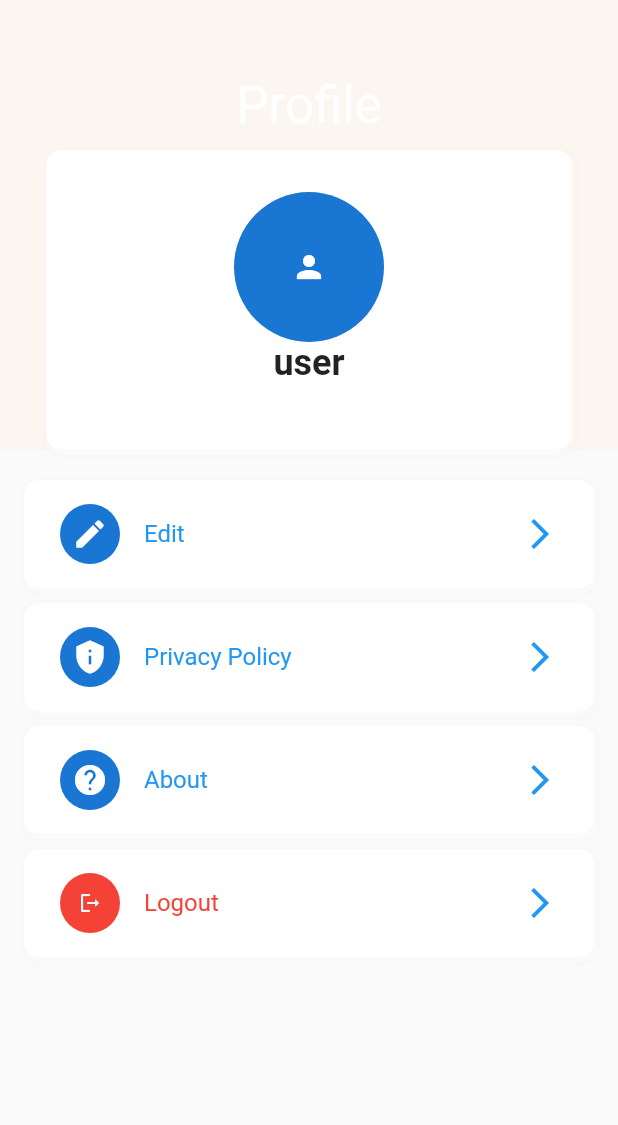
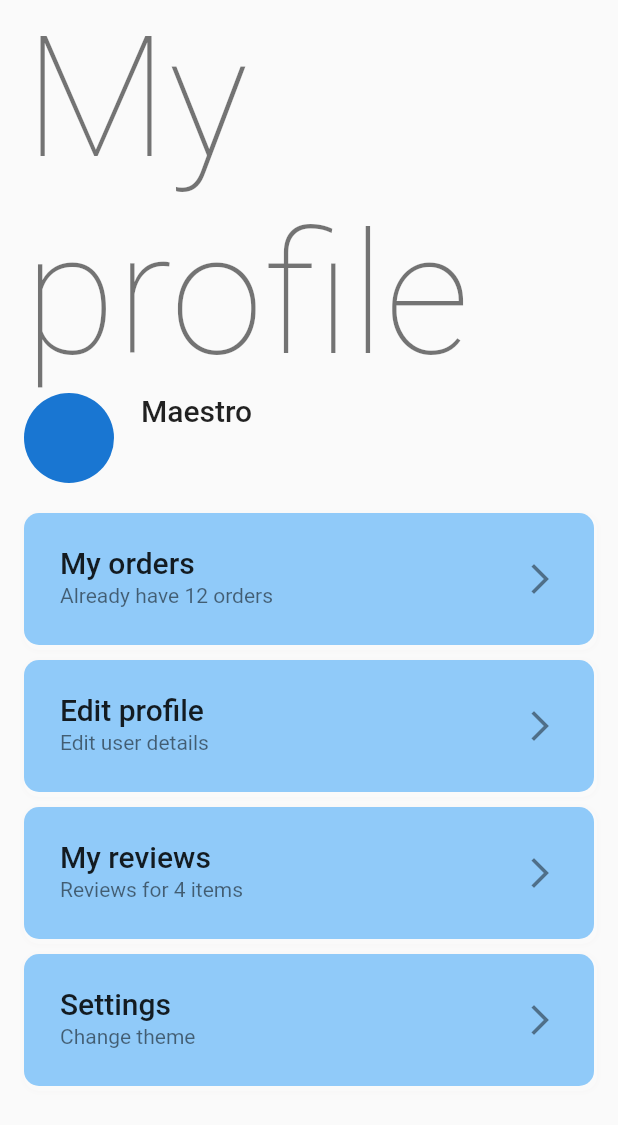
Before and after one commit to mugri-ndeh/food_delivery, a Flutter app: the Profile screen opened directly, on a phone screen of 412 x 824 dp. Shown: the top 1125 px of the screen. Run offline on Flutter 3.47's test engine with Material 2 defaults, Android fonts, the phone set to English and light mode, and no system bars; our stand-ins replace flutter_datetime_picker, google_fonts, google_nav_bar, intl_phone_field, intl_phone_number_input, shared_preferences; missing offline and left inert: emojis; accounts and stored records are empty.

Commit message:
profile changed

```diff
--- a/lib/home/screens/profile.dart
+++ b/lib/home/screens/profile.dart
@@ -1,5 +1,7 @@
-import 'package:delivery_app/util/palette.dart';
+import 'package:delivery_app/home/screens/orders/orders.dart';
+import 'package:delivery_app/util/helper.dart';
 import 'package:flutter/material.dart';
+
 import 'package:provider/provider.dart';
 
 class Profile extends StatefulWidget {
@@ -10,158 +12,85 @@ class Profile extends StatefulWidget {
 }
 
 class _ProfileState extends State<Profile> {
+  // late Authentication auth;
+  // late UserModel userModel;
+
+  @override
+  void initState() {
+    // TODO: implement initState
+    super.initState();
+    // auth = Provider.of<Authentication>(context, listen: false);
+    // userModel = auth.loggedUser!;
+  }
+
   @override
   Widget build(BuildContext context) {
-    Size size = MediaQuery.of(context).size;
     return Scaffold(
-      body: SingleChildScrollView(
+      body: Padding(
+        padding: const EdgeInsets.symmetric(horizontal: 16),
+        child: SingleChildScrollView(
             child: Column(
           children: [
-            Stack(
-              // alignment: Alignment.center,
-              children: [
-                Positioned(
-                    child: Container(
-                  height: 300,
-                  decoration: BoxDecoration(color: Palette.scaffoldBg),
+            _profileHead(),
+            const SizedBox(height: 20),
+            _profileCard(
+                title: 'My orders',
+                subtitle: 'Already have 12 orders',
+                destination: OrdersPage()),
+            const SizedBox(height: 10),
+            _profileCard(title: 'Edit profile', subtitle: 'Edit user details'),
+            const SizedBox(height: 10),
+            _profileCard(title: 'My reviews', subtitle: 'Reviews for 4 items'),
+            const SizedBox(height: 10),
+            _profileCard(title: 'Settings', subtitle: 'Change theme'),
+          ],
         )),
-                Positioned(
-                    child: Container(
-                  height: 250,
-                  decoration: BoxDecoration(
-                      color: Palette.primaryGreen,
-                      borderRadius: const BorderRadius.only(
-                          bottomLeft: Radius.circular(30),
-                          bottomRight: Radius.circular(30))),
-                )),
-                Positioned(
-                  left: size.width * 0.25,
-                  right: size.width * 0.25,
-                  top: 50,
-                  child: SizedBox(
-                    width: size.width * 0.5,
-                    child: const Center(
-                      child: Text(
-                        "Profile",
-                        style: TextStyle(fontSize: 34, color: Colors.white),
-                      ),
-                    ),
-                  ),
-                ),
-                Positioned(
-                    bottom: 0,
-                    left: size.width * 0.075,
-                    right: size.width * 0.075,
-                    child: Container(
-                      height: 200,
-                      width: size.width * 0.85,
-                      decoration: decoration,
-                      child: Column(
-                          mainAxisAlignment: MainAxisAlignment.center,
-                          children: [
-                            CircleAvatar(
-                              radius: 50,
-                              backgroundColor: Palette.primaryGreen,
-                              child: const Icon(Icons.person),
-                            ),
-                            const Text(
-                              'user',
-                              style: TextStyle(
-                                  fontSize: 24, fontWeight: FontWeight.bold),
-                            ),
-                            const Text('')
-                          ]),
-                    )),
-              ],
-            ),
-            const SizedBox(height: 20),
-            Padding(
-                padding: const EdgeInsets.symmetric(
-                  horizontal: 16,
-                ),
-                child: Column(
-                  children: [
-                    GestureDetector(
-                      onTap: () {},
-                      child: Container(
-                        padding: const EdgeInsets.all(8),
-                        decoration: decoration,
-                        child: const ListTile(
-                          selected: true,
-                          selectedTileColor: Colors.white,
-                          leading: CircleAvatar(child: Icon(Icons.edit)),
-                          title: Text("Edit"),
-                          trailing: Icon(Icons.arrow_forward_ios),
-                        ),
-                      ),
-                    ),
-                    const SizedBox(height: 10),
-                    GestureDetector(
-                      onTap: () {},
-                      child: Container(
-                        padding: const EdgeInsets.all(8),
-                        decoration: decoration,
-                        child: const ListTile(
-                          selected: true,
-                          selectedTileColor: Colors.white,
-                          leading: CircleAvatar(child: Icon(Icons.privacy_tip)),
-                          title: Text("Privacy Policy"),
-                          trailing: Icon(Icons.arrow_forward_ios),
-                        ),
-                      ),
-                    ),
-                    const SizedBox(
-                      height: 10,
-                    ),
-                    GestureDetector(
-                      onTap: () {},
-                      child: Container(
-                        padding: const EdgeInsets.all(8),
-                        decoration: decoration,
-                        child: const ListTile(
-                          selected: true,
-                          selectedTileColor: Colors.white,
-                          leading: CircleAvatar(child: Icon(Icons.help)),
-                          title: Text("About"),
-                          trailing: Icon(Icons.arrow_forward_ios),
-                        ),
-                      ),
-                    ),
-                    const SizedBox(height: 10),
-                    GestureDetector(
-                      onTap: () {},
-                      child: Container(
-                        padding: EdgeInsets.all(8),
-                        decoration: decoration,
-                        child: const ListTile(
-                          selected: true,
-                          selectedTileColor: Colors.white,
-                          leading: CircleAvatar(
-                            child: Icon(
-                              Icons.logout_rounded,
-                              size: 16,
-                              color: Colors.white,
-                            ),
-                            backgroundColor: Colors.red,
-                          ),
-                          title: Text(
-                            "Logout",
-                            style: TextStyle(color: Colors.red),
-                          ),
-                          trailing: Icon(Icons.arrow_forward_ios),
-                        ),
-                      ),
-                    ),
-                  ],
-                ))
-          ],
-        ),
       ),
     );
   }
 
-  var decoration = BoxDecoration(
-    color: Colors.white,
+  Widget _profileHead() {
+    return Column(
+      crossAxisAlignment: CrossAxisAlignment.start,
+      children: [
+        Text(
+          'My profile',
+          style: Theme.of(context).textTheme.headline1,
+        ),
+        Row(
+          crossAxisAlignment: CrossAxisAlignment.start,
+          children: [
+            const CircleAvatar(radius: 30),
+            const SizedBox(width: 18),
+            Column(
+              crossAxisAlignment: CrossAxisAlignment.start,
+              children: [
+                Text(
+                  'Maestro',
+                  style: Theme.of(context).textTheme.headline6,
+                ),
+                Text(
+                  '',
+                  style: Theme.of(context).textTheme.bodyText2,
+                ),
+              ],
+            )
+          ],
+        )
+      ],
+    );
+  }
+
+  Widget _profileCard(
+      {required String title, required String subtitle, Widget? destination}) {
+    return GestureDetector(
+      onTap: () {
+        push(context, destination!);
+      },
+      child: Container(
+        padding: EdgeInsets.all(8),
+        decoration: BoxDecoration(
+          color: Theme.of(context).backgroundColor,
           borderRadius: BorderRadius.circular(10),
           boxShadow: [
             BoxShadow(
@@ -172,5 +101,17 @@ class _ProfileState extends State<Profile> {
               color: Color.fromARGB(255, 228, 222, 222).withOpacity(0.2),
             ),
           ],
+        ),
+        child: ListTile(
+          selectedTileColor: Colors.white,
+          title: Text(
+            title,
+            style: Theme.of(context).textTheme.headline6,
+          ),
+          trailing: Icon(Icons.arrow_forward_ios),
+          subtitle: Text(subtitle),
+        ),
+      ),
     );
   }
+}
```
Lines whose indentation alone changed are shown as unchanged.
